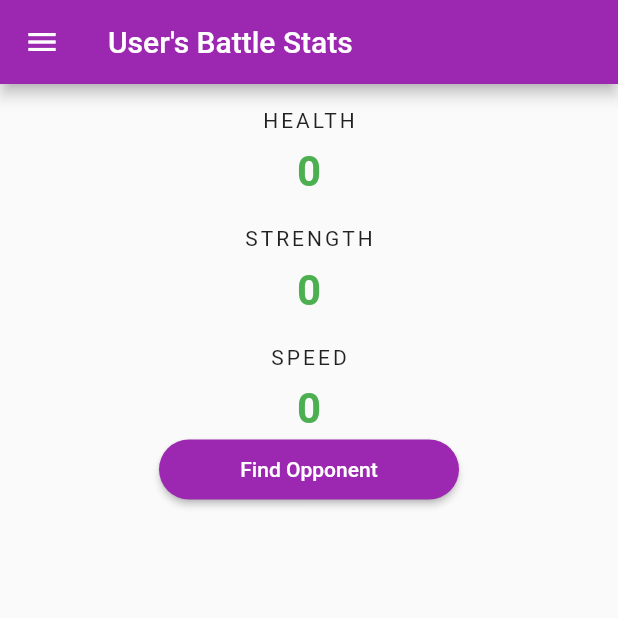
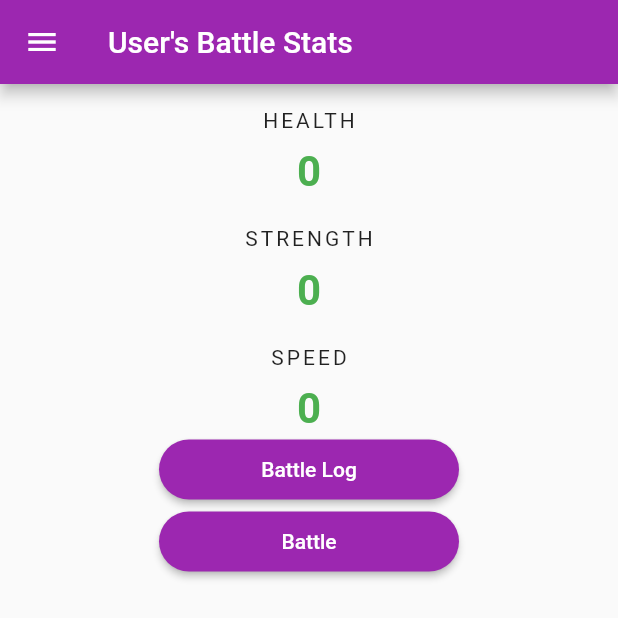
Before and after one commit to SlavicHeath/WorkoutApp, a Flutter app: the UserStatsScreen screen opened directly, on a phone screen of 412 x 824 dp. Shown: the top 618 px of the screen. Run offline on Flutter 3.47's test engine with Material 2 defaults, Android fonts, the light colour scheme and no system bars; our stand-ins replace carousel_slider, cloud_firestore, firebase_auth, firebase_core, smooth_page_indicator; missing offline and left inert: model_viewer_plus; accounts and stored records are empty.

Commit message:
Began battle log list screen

```diff
--- a/lib/battle.dart
+++ b/lib/battle.dart
@@ -7,6 +7,7 @@ import 'bot.dart';
 import 'package:flutter/material.dart';
 import 'package:cloud_firestore/cloud_firestore.dart';
 import 'package:firebase_auth/firebase_auth.dart';
+import 'package:workoutpet/battleLog.dart';
 
 class Battle {
   int userCurHealth;
@@ -18,7 +19,7 @@ class Battle {
   int botStrength;
   int botSpeed;
   int turn;
-  int log;
+  String log;
 
   Battle({
     required this.userCurHealth,
@@ -59,21 +60,6 @@ void initBattle(BattleCharacter userStats, userId) {
     'botSpeed': botStats.speed,
     'turn': 0,
     'log': "",
-  });
-}
-
-///Creates a document in the BattleLogs collection based on various stats from the current battle [curBattle] of a user with a uid matching [userId]
-void initBattleLog(Battle curBattle, int win, userId) {
-  FirebaseFirestore.instance.collection('BattleLogs').add({
-    'user': userId,
-    'userMaxHealth': curBattle.userMaxHealth,
-    'userStrength': curBattle.userStrength,
-    'userSpeed': curBattle.userSpeed,
-    'botMaxHealth': curBattle.botMaxHealth,
-    'botStrength': curBattle.botStrength,
-    'botSpeed': curBattle.botSpeed,
-    'date': FieldValue.serverTimestamp(),
-    'win': win, // 1 denotes a win
   });
 }
 
@@ -168,7 +154,7 @@ void updateTurn(docId, turn) {
 void updateLog(docId, turnMsg) {
   final battleDoc = FirebaseFirestore.instance.collection('Battles').doc(docId);
   battleDoc.update({
-    'turn': turnMsg,
+    'log': turnMsg,
   });
 }
 
@@ -348,6 +334,20 @@ class _UserStatsScreen extends State<UserStatsScreen> {
                             )),
                         ElevatedButton(
                           onPressed: () {
+                            Navigator.of(context).push(MaterialPageRoute(
+                                builder: (context) => BattleLogScreen()));
+                          },
+                          style: ElevatedButton.styleFrom(
+                            fixedSize: const Size(200, 40),
+                            backgroundColor: Colors.purple,
+                            shape: RoundedRectangleBorder(
+                              borderRadius: BorderRadius.circular(30),
+                            ),
+                          ),
+                          child: const Text("Battle Log"),
+                        ),
+                        ElevatedButton(
+                          onPressed: () {
                             if (authUser != null) {
                               FirebaseFirestore.instance
                                   .collection('Battles')
@@ -393,7 +393,7 @@ class _UserStatsScreen extends State<UserStatsScreen> {
                               borderRadius: BorderRadius.circular(30),
                             ),
                           ),
-                          child: const Text("Find Opponent"),
+                          child: const Text("Battle"),
                         )
                       ],
                     );
@@ -492,7 +492,7 @@ class _BattleScreenState extends State<BattleScreen> {
                   int botCurHealth = curBattle.botCurHealth;
                   int botStrength = curBattle.botStrength;
                   int botSpeed = curBattle.botSpeed;
-                  String log = "";
+                  String log = curBattle.log;
                   return Column(
                     crossAxisAlignment: CrossAxisAlignment.start,
                     children: <Widget>[
@@ -651,11 +651,11 @@ class _BattleScreenState extends State<BattleScreen> {
                               child: ElevatedButton(
                                 onPressed: () {
                                   if (botCurHealth <= 0) {
-                                    //initBattleLog(curBattle, 1, authUser!.uid);
+                                    initBattleLog(curBattle, 1, authUser!.uid);
                                     deleteDoc(authUser!.uid);
                                     Navigator.pop(context);
                                   } else if (userCurHealth <= 0) {
-                                    //initBattleLog(curBattle, 0, authUser!.uid);
+                                    initBattleLog(curBattle, 0, authUser!.uid);
                                     deleteDoc(authUser!.uid);
                                     Navigator.pop(context);
                                   } else {
```
Also changed, not shown: lib/battleLog.dart (+120 -2 lines).
